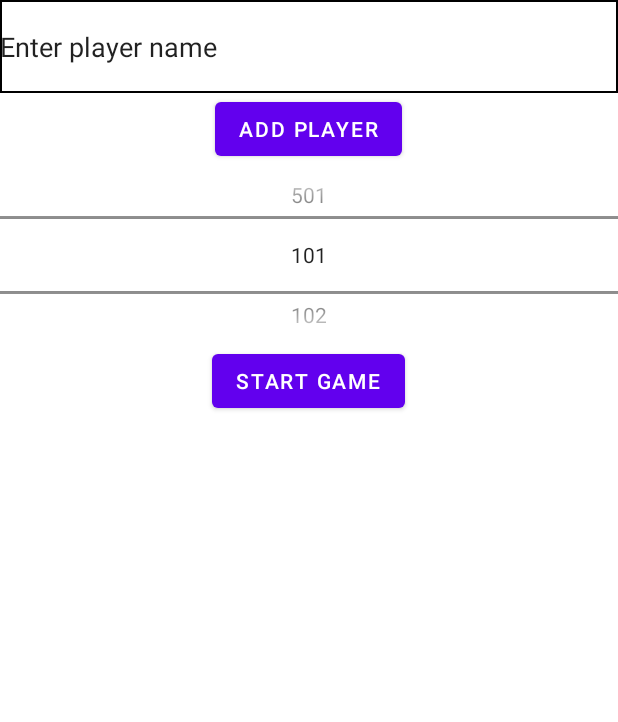
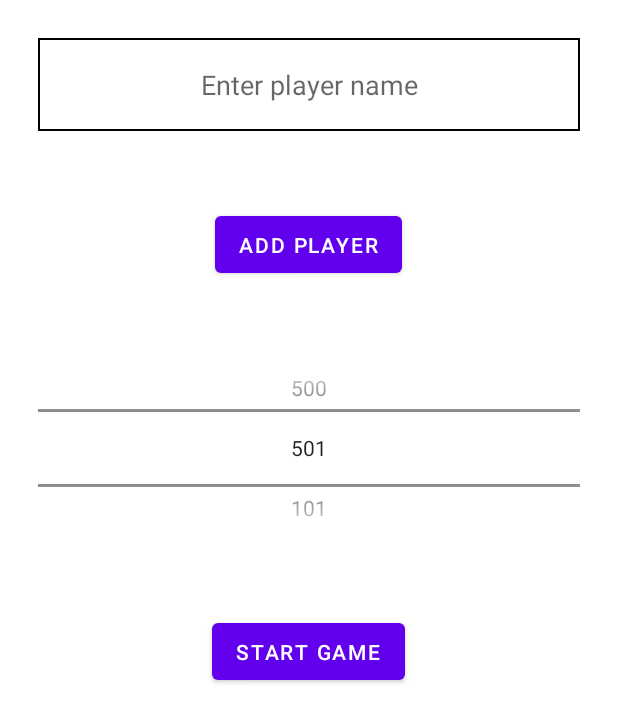
Before and after one commit to superTfighter/AndroidDartCounter, an Android app: the screen it shows after launch (MainActivity), after a tap on "ADD PLAYER", on a phone screen of 412 x 824 dp. Shown: the top 722 px of the screen. Run offline under Robolectric (Android 15) with nearby library versions, the phone set to English and light mode, and no system bars.

Commit message:
Final game and desing changes + localization

```diff
--- a/app/src/main/java/com/supert/dartcalculator/view/IGameView.java
+++ b/app/src/main/java/com/supert/dartcalculator/view/IGameView.java
@@ -3,4 +3,6 @@ package com.supert.dartcalculator.view;
 public interface IGameView {
 
     void updatePlayerName();
+
+    void showWonDialog(String playerName);
 }
--- a/app/src/main/java/com/supert/dartcalculator/view/MainActivity.java
+++ b/app/src/main/java/com/supert/dartcalculator/view/MainActivity.java
@@ -17,6 +17,7 @@ import com.supert.dartcalculator.R;
 import com.supert.dartcalculator.controller.IStartController;
 import com.supert.dartcalculator.controller.StartController;
 import com.supert.dartcalculator.model.GameModel;
+import com.supert.dartcalculator.model.IPlayer;
 import com.supert.dartcalculator.model.Player;
 import com.supert.dartcalculator.model.PlayerListAdapter;
 
@@ -41,6 +42,19 @@ public class MainActivity extends AppCompatActivity implements IStartView {
         startPresenter = new StartController();
         startPresenter.bind(this);
 
+        //Get intent extras
+        GameModel gameModel = (GameModel) getIntent().getSerializableExtra("Game");
+
+        if(gameModel != null)
+        {
+            List<IPlayer> oldPlayers = gameModel.getPlayers();
+
+            for(IPlayer oldPlayer : oldPlayers)
+            {
+                startPresenter.onAddPlayerClicked(new Player(oldPlayer.getName()));
+            }
+        }
+
         //List init
         playersList = findViewById(R.id.players_list);
 
@@ -58,6 +72,8 @@ public class MainActivity extends AppCompatActivity implements IStartView {
             maxPointText.setMinValue(101);
             maxPointText.setMaxValue(501);
             maxPointText.setWrapSelectorWheel(true);
+            maxPointText.setValue(501);
+
             maxPointText.setOnValueChangedListener((picker, oldVal, newVal) -> {
                 startPresenter.onSetMaxScore(newVal);
             });
@@ -75,11 +91,14 @@ public class MainActivity extends AppCompatActivity implements IStartView {
             if(!TextUtils.isEmpty(playerNameString) && !playerNameString.equals("Enter player name"))
             {
                 startPresenter.onAddPlayerClicked(new Player(playerNameString));
-                Toast.makeText(getApplicationContext(), "Player added: " + playerNameString, Toast.LENGTH_SHORT).show();
+
+                String message = String.format(getString(R.string.player_added), playerNameString);
+
+                Toast.makeText(getApplicationContext(), message, Toast.LENGTH_SHORT).show();
             }
             else
             {
-                Toast.makeText(getApplicationContext(), "Please enter a name!", Toast.LENGTH_SHORT).show();
+                Toast.makeText(getApplicationContext(), R.string.please_add_name, Toast.LENGTH_SHORT).show();
             }
 
             adapter.notifyDataSetChanged();
@@ -98,12 +117,10 @@ public class MainActivity extends AppCompatActivity implements IStartView {
             }
             else
             {
-                Toast.makeText(getApplicationContext(), "Check if everything is OK!", Toast.LENGTH_SHORT).show();
+                Toast.makeText(getApplicationContext(), getString(R.string.game_begin_check_error), Toast.LENGTH_SHORT).show();
 
             }
         });
     }
 
-
-
 }
--- a/app/src/main/res/layout/activity_main.xml
+++ b/app/src/main/res/layout/activity_main.xml
@@ -15,30 +15,37 @@
         android:layout_height="62dp"
         android:background="@drawable/black_border"
         android:ems="10"
+        android:layout_margin="25dp"
         android:inputType="textPersonName"
-        android:text="Enter player name" />
+        android:textAlignment="center"
+        android:hint="@string/enter_player_name" />
 
     <Button
         android:id="@+id/add_player_button"
         android:layout_width="wrap_content"
-        android:layout_height="wrap_content"
-        android:text="Add player" />
+        android:layout_height="50dp"
+        android:layout_margin="25dp"
+        android:text="@string/add_player" />
 
     <NumberPicker
         android:id="@+id/max_point"
         android:layout_width="fill_parent"
+        android:layout_margin="25dp"
+        android:layout_marginBottom="0dp"
         android:layout_height="120dp" />
 
     <Button
         android:id="@+id/start_game"
         android:layout_width="wrap_content"
-        android:layout_height="wrap_content"
-        android:text="Start Game" />
+        android:layout_height="50dp"
+        android:layout_margin="25dp"
+        android:layout_marginBottom="50dp"
+        android:text="@string/start_game" />
 
     <ListView
         android:id="@+id/players_list"
         android:layout_width="fill_parent"
-        android:layout_height="fill_parent"
+        android:layout_height="0dp"
         android:layout_weight="1" />
 
 
--- a/app/src/main/res/layout/player_list_item.xml
+++ b/app/src/main/res/layout/player_list_item.xml
@@ -19,11 +19,11 @@
 
     <Button
         android:id="@+id/delete_button"
-        android:layout_width="wrap_content"
+        android:layout_width="50dp"
         android:layout_height="wrap_content"
         android:layout_weight="1"
-        android:text="Delete"
-        android:background="@color/red"
+        android:text="@string/delete_player"
+        android:background="@drawable/delete_button_style"
     />
 
 
--- a/app/src/main/res/values-night/themes.xml
+++ b/app/src/main/res/values-night/themes.xml
@@ -1,6 +1,6 @@
 <resources xmlns:tools="http://schemas.android.com/tools">
     <!-- Base application theme. -->
-    <style name="Theme.DartCalculator" parent="Theme.MaterialComponents.DayNight.DarkActionBar">
+    <style name="Theme.DartCalculator" parent="Theme.MaterialComponents.DayNight.NoActionBar">
         <!-- Primary brand color. -->
         <item name="colorPrimary">@color/purple_200</item>
         <item name="colorPrimaryVariant">@color/purple_700</item>
@@ -9,8 +9,6 @@
         <item name="colorSecondary">@color/teal_200</item>
         <item name="colorSecondaryVariant">@color/teal_200</item>
         <item name="colorOnSecondary">@color/black</item>
-        <!-- Status bar color. -->
-        <item name="android:statusBarColor" tools:targetApi="21">?attr/colorPrimaryVariant</item>
         <!-- Customize your theme here. -->
     </style>
 </resources>
--- a/app/src/main/res/values/strings.xml
+++ b/app/src/main/res/values/strings.xml
@@ -1,3 +1,15 @@
 <resources>
     <string name="app_name">DartCalculator</string>
+    <string name="accept_new_game">New Game</string>
+    <string name="add_player">Add player</string>
+    <string name="start_game">Start Game</string>
+    <string name="enter_player_name">Enter player name</string>
+    <string name="enter_points">Enter points</string>
+    <string name="next_player">Next player</string>
+    <string name="player_score">%s points: %d</string>
+    <string name="player_won_message">%s has won the game!</string>
+    <string name="game_begin_check_error">Check if everything is OK!</string>
+    <string name="player_added">Player added: %s</string>
+    <string name="please_add_name">Please add a player</string>
+    <string name="delete_player">Delete</string>
 </resources>
--- a/app/src/main/res/values/themes.xml
+++ b/app/src/main/res/values/themes.xml
@@ -10,5 +10,7 @@
         <item name="colorSecondaryVariant">@color/teal_700</item>
         <item name="colorOnSecondary">@color/black</item>
         <!-- Customize your theme here. -->
+
+
     </style>
 </resources>
```
Also changed, not shown: app/src/main/java/com/supert/dartcalculator/view/GameActivity.java (+39 -5 lines), app/src/main/res/drawable/delete_button_style.xml (added, +13 -0 lines), app/src/main/res/layout/activity_game.xml (+12 -7 lines), 1 other file.
